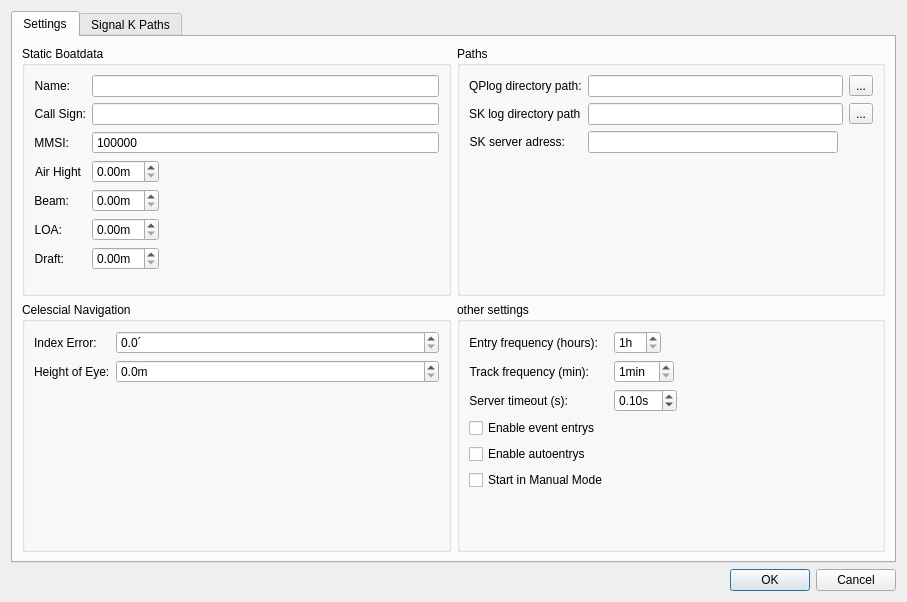
Before: the Qt Designer form src/ui/Dialog_settings.ui in rodegerdts/QPlogbook, drawn with Qt 5.
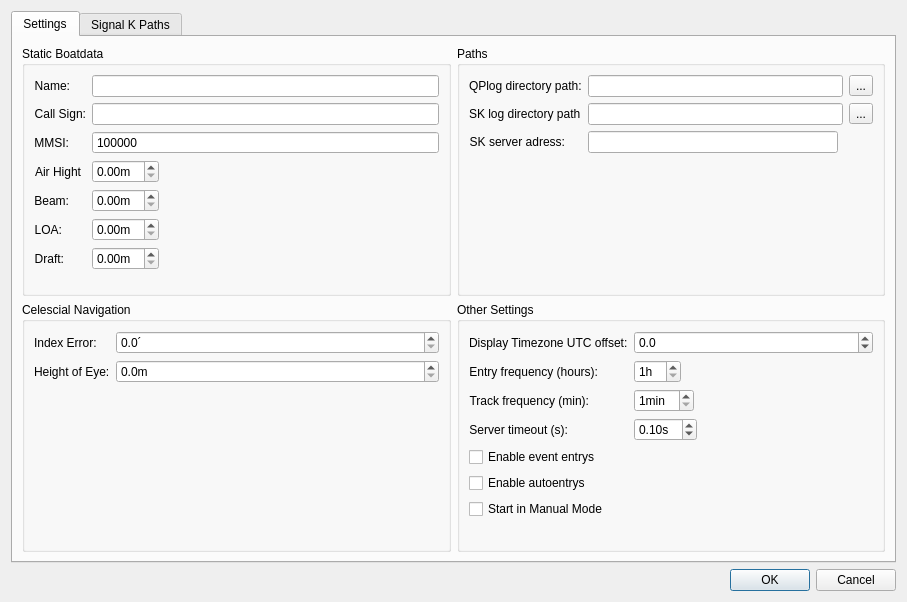
After: the same form once the commit is applied. The open tabs and pages were chosen to show the change. Icons and pictures are not drawn.

Commit message: Timezone support. Included shortened Hipparcos catalog and ephemerides

The edit to the form file:
```diff
--- a/src/ui/Dialog_settings.ui
+++ b/src/ui/Dialog_settings.ui
@@ -198,7 +198,7 @@
          <item row="1" column="2">
           <widget class="QGroupBox" name="groupBox_3">
            <property name="title">
-            <string>other settings</string>
+            <string>Other Settings</string>
            </property>
            <layout class="QFormLayout" name="formLayout">
             <item row="1" column="0">
@@ -363,6 +363,26 @@
               </property>
              </widget>
             </item>
+            <item row="0" column="0">
+             <widget class="QLabel" name="label_36">
+              <property name="text">
+               <string>Display Timezone UTC offset:</string>
+              </property>
+             </widget>
+            </item>
+            <item row="0" column="1">
+             <widget class="QDoubleSpinBox" name="doubleSpinBox_UTCoffset">
+              <property name="decimals">
+               <number>1</number>
+              </property>
+              <property name="minimum">
+               <double>-12.000000000000000</double>
+              </property>
+              <property name="maximum">
+               <double>12.000000000000000</double>
+              </property>
+             </widget>
+            </item>
            </layout>
           </widget>
          </item>
```
Left out of the diff: 2 changed lines with no effect on the pictures. The commit also changes 15 other files.
